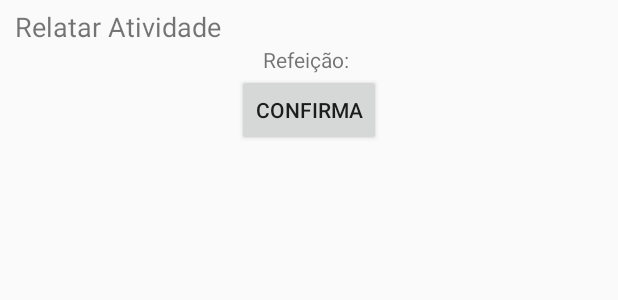
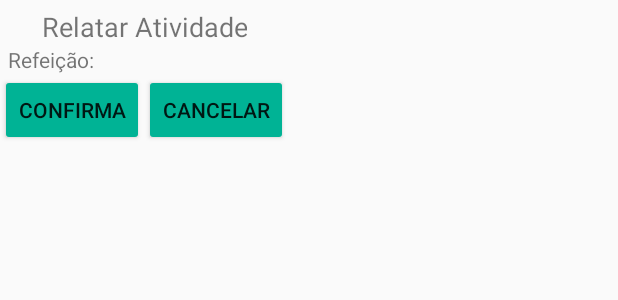
Before and after one commit to ArturFranco/FILS, an Android app: the layout dialog_novarefeicao.xml on its own in the app's theme, with its tools: preview values and no code run, on a phone screen of 412 x 824 dp. Shown: the top 300 px of the screen. Run offline under Robolectric (Android 15) with nearby library versions, the phone set to English and light mode, and no system bars.

Commit message:
relatar atividade - refeição

```diff
--- a/app/src/main/res/layout/dialog_novarefeicao.xml
+++ b/app/src/main/res/layout/dialog_novarefeicao.xml
@@ -1,6 +1,6 @@
 <?xml version="1.0" encoding="utf-8"?>
 <RelativeLayout xmlns:android="http://schemas.android.com/apk/res/android"
-    android:layout_width="match_parent"
+    android:layout_width="wrap_content"
     android:layout_height="match_parent">
 
     <TextView
@@ -8,35 +8,46 @@
         android:layout_height="wrap_content"
         android:text="Relatar Atividade"
         android:textSize="18dp"
+        android:textAlignment="center"
+        android:layout_centerHorizontal="true"
         android:layout_marginRight="10dp"
         android:layout_marginLeft="10dp"
         android:layout_marginTop="5dp"
-        android:id="@+id/titulo"/>
+        android:id="@+id/tituloDialogRefeicao"/>
     <RelativeLayout
         android:layout_width="wrap_content"
         android:layout_height="wrap_content"
-        android:layout_marginLeft="5dp"
-        android:layout_marginRight="5dp"
-        android:layout_centerInParent="true"
+        android:paddingStart="5dp"
         android:id="@+id/relativeLayout"
-        android:layout_below="@+id/titulo">
+        android:layout_below="@+id/tituloDialogRefeicao">
         <TextView
             android:layout_width="wrap_content"
             android:layout_height="wrap_content"
             android:text="Refeição: "
-            android:id="@+id/label1"/>
+            android:id="@+id/label2"/>
         <TextView
             android:layout_width="wrap_content"
             android:layout_height="wrap_content"
             android:id="@+id/refeicaoNome"
-            android:layout_toRightOf="@+id/label1"/>
+            android:layout_toRightOf="@+id/label2"/>
     </RelativeLayout>
-    <Button
+    <LinearLayout
         android:layout_width="wrap_content"
         android:layout_height="wrap_content"
-        android:layout_below="@id/relativeLayout"
-        android:id="@+id/botaoConfirmaRef"
-        android:text="Confirma"
-        android:layout_centerHorizontal="true" />
+        android:layout_below="@+id/relativeLayout"
+        android:orientation="horizontal">
+        <Button
+            android:layout_width="wrap_content"
+            android:layout_height="wrap_content"
+            android:id="@+id/botaoConfirma"
+            android:text="Confirma"
+            android:backgroundTint="@color/verdePadrao"/>
+        <Button
+            android:layout_width="wrap_content"
+            android:layout_height="wrap_content"
+            android:text="Cancelar"
+            android:backgroundTint="@color/verdePadrao"
+            android:id="@+id/botaoCancela"/>
+    </LinearLayout>
 
 </RelativeLayout>
```
